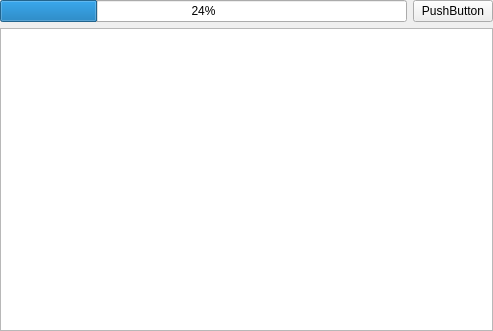
The window that src/ui/reoshydraulicsimulationconsole.ui (vcloarec/ReosProject) describes before a commit, drawn with Qt 5.
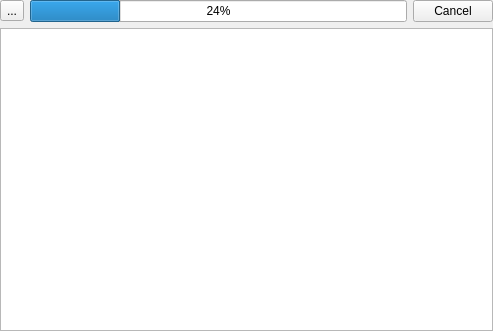
The same window after the commit. Icons and pictures are not drawn.

```diff
--- a/src/ui/reoshydraulicsimulationconsole.ui
+++ b/src/ui/reoshydraulicsimulationconsole.ui
@@ -35,7 +35,24 @@
       <number>0</number>
      </property>
      <item>
-      <widget class="QProgressBar" name="progressBar">
+      <widget class="QToolButton" name="mButtonBack">
+       <property name="text">
+        <string>...</string>
+       </property>
+       <property name="icon">
+        <iconset resource="../../images/images.qrc">
+         <normaloff>:/images/back.svg</normaloff>:/images/back.svg</iconset>
+       </property>
+       <property name="iconSize">
+        <size>
+         <width>24</width>
+         <height>24</height>
+        </size>
+       </property>
+      </widget>
+     </item>
+     <item>
+      <widget class="QProgressBar" name="mProgressBar">
        <property name="value">
         <number>24</number>
        </property>
@@ -44,7 +61,7 @@
      <item>
       <widget class="QPushButton" name="pushButton">
        <property name="text">
-        <string>PushButton</string>
+        <string>Cancel</string>
        </property>
       </widget>
      </item>
```
Left out of the diff: 6 changed lines with no effect on the pictures.
